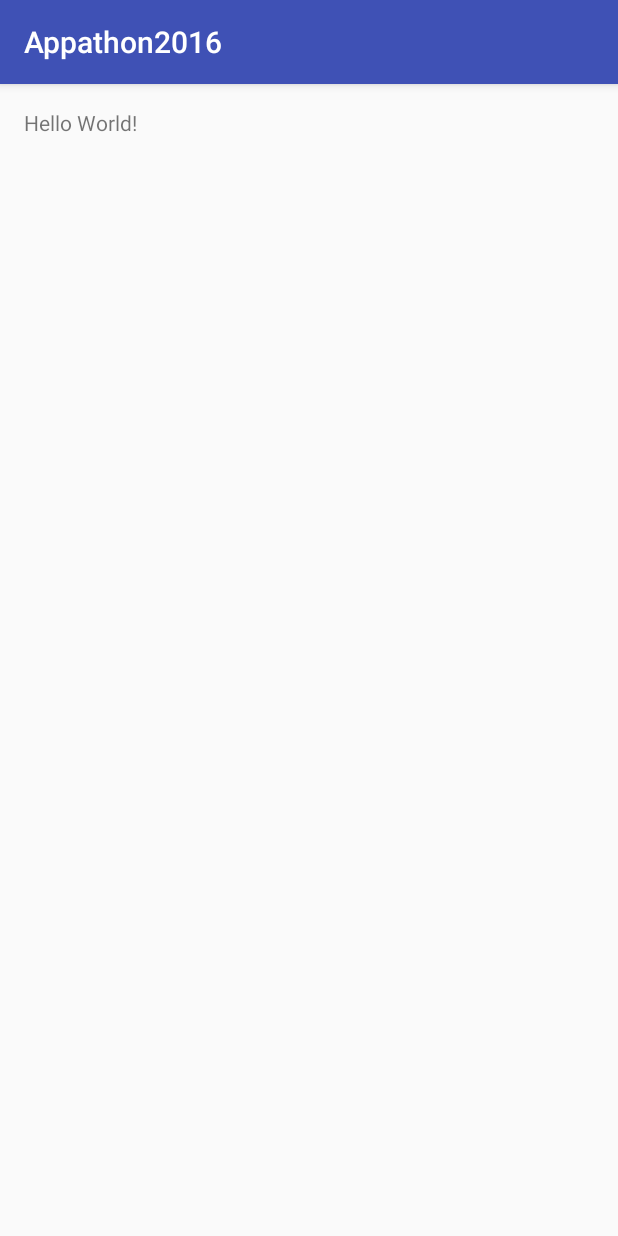
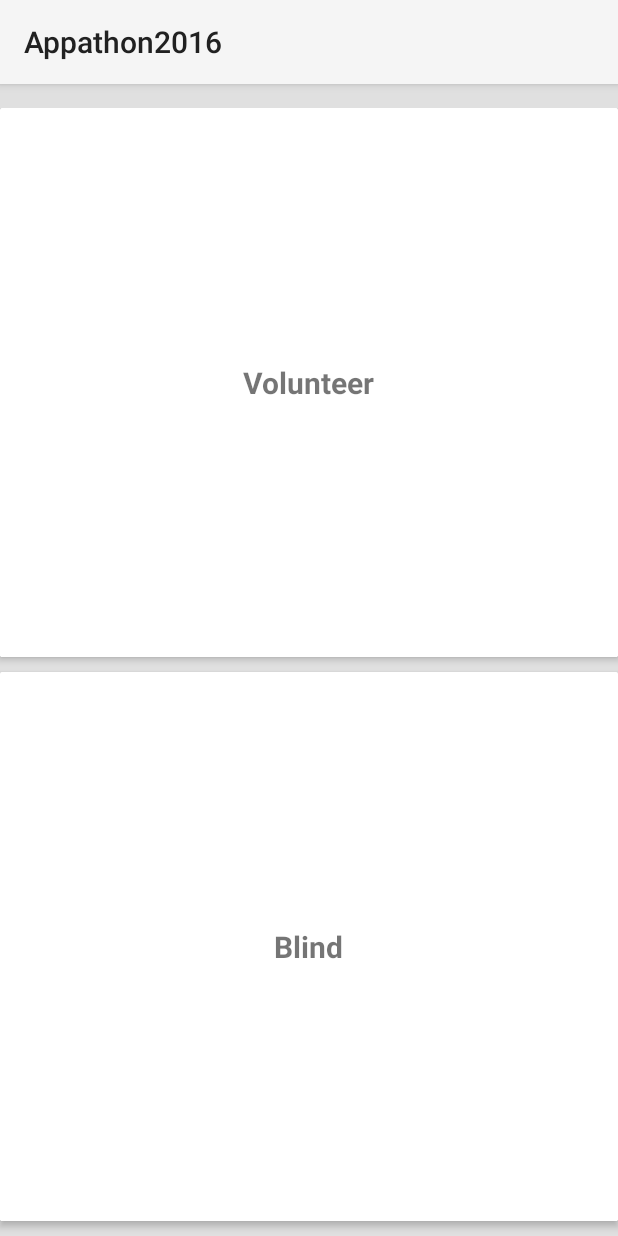
Before and after one commit to chhavip/Appathon2016, an Android app: the screen it shows after launch (MainActivity), on a phone screen of 412 x 824 dp. Run offline under Robolectric (Android 15) with nearby library versions, the phone set to English and light mode, and no system bars.

Commit message:
Very first screen is ready, I guess
Signed-off-by: yogeshbalan <balanyogesh@gmail.com>

```diff
--- a/app/build.gradle
+++ b/app/build.gradle
@@ -23,4 +23,9 @@ dependencies {
     compile fileTree(dir: 'libs', include: ['*.jar'])
     testCompile 'junit:junit:4.12'
     compile 'com.android.support:appcompat-v7:23.1.1'
+    compile 'com.android.support:design:23.1.1'
+    compile 'com.android.support:recyclerview-v7:23.1.1'
+    compile 'com.android.support:cardview-v7:23.1.1'
+    compile 'com.android.support:support-v4:23.1.1'
+    compile 'de.hdodenhof:circleimageview:1.3.0'
 }
--- a/app/src/main/java/com/chhavi/appathon2016/MainActivity.java
+++ b/app/src/main/java/com/chhavi/appathon2016/MainActivity.java
@@ -2,11 +2,11 @@ package com.chhavi.appathon2016;
 
 import android.content.ActivityNotFoundException;
 import android.content.Intent;
+import android.os.Bundle;
 import android.speech.RecognizerIntent;
 import android.speech.tts.TextToSpeech;
-import android.speech.tts.UtteranceProgressListener;
 import android.support.v7.app.AppCompatActivity;
-import android.os.Bundle;
+import android.support.v7.widget.CardView;
 import android.util.Log;
 import android.widget.TextView;
 import android.widget.Toast;
@@ -26,12 +26,14 @@ public class MainActivity extends AppCompatActivity implements TextToSpeech.OnIn
     TextToSpeech textToSpeech;
     TextView txtSpeechInput;
 
+    private CardView volunteerCV, blindCV;
+
     @Override
     protected void onCreate(Bundle savedInstanceState) {
         super.onCreate(savedInstanceState);
         setContentView(R.layout.activity_main);
         textToSpeech = new TextToSpeech(getApplicationContext(), this);
-        txtSpeechInput = (TextView)findViewById(R.id.speechinput);
+        //txtSpeechInput = (TextView)findViewById(R.id.speechinput);
      //   checkTTS();
 
        // promptSpeechInput();
@@ -58,6 +60,10 @@ public class MainActivity extends AppCompatActivity implements TextToSpeech.OnIn
 
             }
         });*/
+
+        volunteerCV = (CardView) findViewById(R.id.card_view_volunteer);
+        blindCV = (CardView) findViewById(R.id.card_view_blind);
+
     }
 
     private void checkTTS() {
@@ -168,7 +174,19 @@ public class MainActivity extends AppCompatActivity implements TextToSpeech.OnIn
 
                     ArrayList<String> result = data
                             .getStringArrayListExtra(RecognizerIntent.EXTRA_RESULTS);
-                    txtSpeechInput.setText(result.get(0));
+                    //txtSpeechInput.setText(result.get(0));
+                    if (result.get(0).equalsIgnoreCase("volunteer")){
+                        volunteerCV.setCardBackgroundColor(getResources().getColor(R.color.cardview_selected));
+                    } else if (result.get(0).equalsIgnoreCase("blind")){
+                        blindCV.setCardBackgroundColor(getResources().getColor(R.color.cardview_selected));
+                    } else {
+                        volunteerCV.setCardBackgroundColor(getResources().getColor(android.R.color.white));
+                        blindCV.setCardBackgroundColor(getResources().getColor(android.R.color.white));
+                        Toast.makeText(getApplicationContext(),
+                                "wrong choice :'( ",
+                                Toast.LENGTH_SHORT).show();
+                        promptSpeechInput();
+                    }
                 }
                 break;
             }
--- /dev/null
+++ b/app/src/main/java/com/chhavi/appathon2016/definitions/Constants.java
@@ -0,0 +1,22 @@
+package com.chhavi.appathon2016.definitions;
+
+/**
+ * Created by yogesh on 28/2/16.
+ */
+public class Constants {
+    public static final String APP_ID = "92";
+    public static final String AUTH_KEY = "wJHdOcQSxXQGWx5";
+    public static final String AUTH_SECRET = "BTFsj7Rtt27DAmT";
+    public static final String ACCOUNT_KEY = "rz2sXxBt5xgSxGjALDW6";
+
+    public static final String VERSION_NUMBER = "1.0";
+
+    public static final int CALL_ACTIVITY_CLOSE = 1000;
+
+    //CALL ACTIVITY CLOSE REASONS
+    public static final int CALL_ACTIVITY_CLOSE_WIFI_DISABLED = 1001;
+    public static final String WIFI_DISABLED = "wifi_disabled";
+
+    public final static String OPPONENTS = "opponents";
+    public static final String CONFERENCE_TYPE = "conference_type";
+}
--- a/app/src/main/res/layout/activity_main.xml
+++ b/app/src/main/res/layout/activity_main.xml
@@ -1,17 +1,72 @@
 <?xml version="1.0" encoding="utf-8"?>
 <RelativeLayout xmlns:android="http://schemas.android.com/apk/res/android"
+    xmlns:card_view="http://schemas.android.com/apk/res-auto"
     xmlns:tools="http://schemas.android.com/tools"
     android:layout_width="match_parent"
     android:layout_height="match_parent"
-    android:paddingBottom="@dimen/activity_vertical_margin"
-    android:paddingLeft="@dimen/activity_horizontal_margin"
-    android:paddingRight="@dimen/activity_horizontal_margin"
+    android:background="#E0E0E0"
     android:paddingTop="@dimen/activity_vertical_margin"
     tools:context="com.chhavi.appathon2016.MainActivity">
 
-    <TextView
+   <!-- <TextView
+        android:id="@+id/speechinput"
         android:layout_width="wrap_content"
         android:layout_height="wrap_content"
-        android:id="@+id/speechinput"
-        android:text="Hello World!" />
+        android:layout_centerHorizontal="true"
+        android:text="Hello World!"
+        android:layout_marginBottom="10dp"/>-->
+
+    <LinearLayout
+        android:layout_width="match_parent"
+        android:layout_height="match_parent"
+        android:orientation="vertical"
+        android:weightSum="2">
+
+        <android.support.v7.widget.CardView
+            android:id="@+id/card_view_volunteer"
+            android:layout_width="match_parent"
+            android:layout_height="0dp"
+            android:layout_weight="1"
+            android:padding="10dp"
+            android:layout_marginBottom="10dp"
+            android:background="?selectableItemBackgroundBorderless"
+            card_view:cardBackgroundColor="@android:color/white"
+            card_view:cardCornerRadius="1dp"
+            card_view:cardElevation="3dp">
+
+            <TextView
+                android:layout_gravity="center"
+                android:layout_width="wrap_content"
+                android:layout_height="wrap_content"
+                android:layout_centerHorizontal="true"
+                android:text="Volunteer"
+                android:textStyle="bold"
+                android:textSize="20sp"/>
+
+        </android.support.v7.widget.CardView>
+
+        <android.support.v7.widget.CardView
+            android:id="@+id/card_view_blind"
+            android:layout_width="match_parent"
+            android:layout_height="0dp"
+            android:layout_weight="1"
+            android:padding="10dp"
+            android:layout_marginBottom="10dp"
+            android:background="?selectableItemBackgroundBorderless"
+            card_view:cardBackgroundColor="@android:color/white"
+            card_view:cardCornerRadius="1dp"
+            card_view:cardElevation="3dp">
+
+            <TextView
+                android:layout_gravity="center"
+                android:layout_width="wrap_content"
+                android:layout_height="wrap_content"
+                android:layout_centerHorizontal="true"
+                android:text="Blind"
+                android:textStyle="bold"
+                android:textSize="20sp"/>
+
+        </android.support.v7.widget.CardView>
+    </LinearLayout>
+
 </RelativeLayout>
--- a/app/src/main/res/values/colors.xml
+++ b/app/src/main/res/values/colors.xml
@@ -1,6 +1,10 @@
 <?xml version="1.0" encoding="utf-8"?>
 <resources>
-    <color name="colorPrimary">#3F51B5</color>
-    <color name="colorPrimaryDark">#303F9F</color>
+    <color name="colorPrimary">#F5F5F5</color>
+    <color name="colorPrimaryDark">#BDBDBD</color>
     <color name="colorAccent">#FF4081</color>
+
+    <color name="titleTextColor">#212121</color>
+    <color name="cardview_selected">#FFAB91</color>
+
 </resources>
--- a/app/src/main/res/values/styles.xml
+++ b/app/src/main/res/values/styles.xml
@@ -6,6 +6,7 @@
         <item name="colorPrimary">@color/colorPrimary</item>
         <item name="colorPrimaryDark">@color/colorPrimaryDark</item>
         <item name="colorAccent">@color/colorAccent</item>
+        <item name="titleTextColor">@color/titleTextColor</item>
     </style>
 
 </resources>
```
